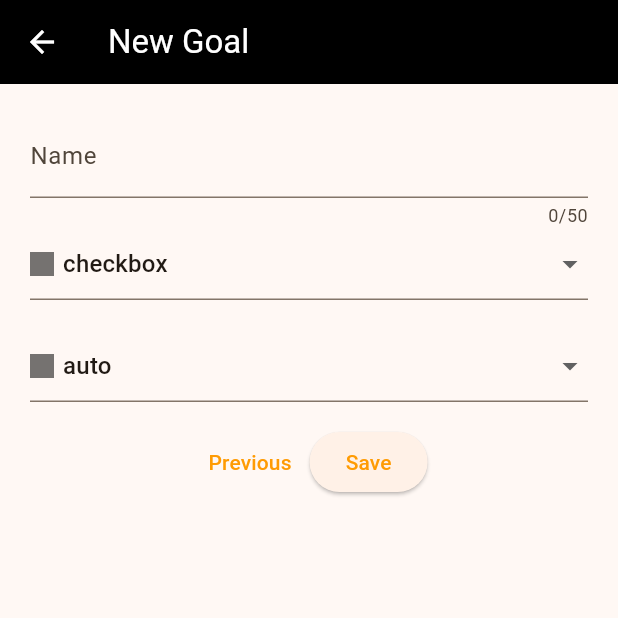
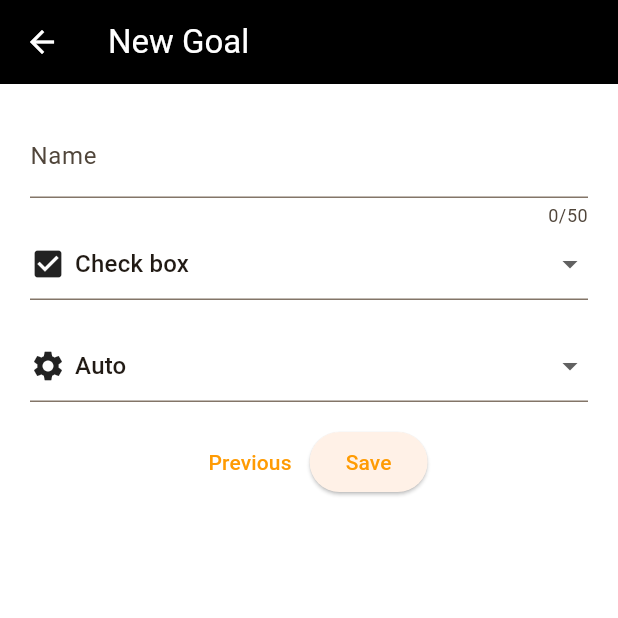
Before and after one commit to willdrury/YouBetter, a Flutter app: the NewChallengeScreen screen opened directly, after a tap on the "add" icon, on a phone screen of 412 x 824 dp, the top half of it. Run offline on Flutter 3.47's test engine with Material 3 defaults, Android fonts, the phone set to English and light mode, and no system bars; our stand-ins replace cloud_firestore, firebase_auth, firebase_core, firebase_storage, flutter_riverpod, google_fonts; missing offline and left inert: flutter_floating_bottom_bar; accounts and stored records are empty.

Commit message:
lots of ui changes

```diff
--- a/lib/main.dart
+++ b/lib/main.dart
@@ -11,6 +11,7 @@ import 'firebase_options.dart';
 
 final kColorScheme = ColorScheme.fromSeed(seedColor: const Color(0xFFFF9B03)).copyWith(
   primary: const Color(0xFFFF9B03),
+  surface: Colors.white,
 );
 final kColorSchemeDark = ColorScheme.fromSeed(seedColor: const Color(0xffFFBD03), brightness: Brightness.dark);
 
--- a/lib/models/goal.dart
+++ b/lib/models/goal.dart
@@ -1,4 +1,4 @@
-
+import 'package:flutter/material.dart';
 import 'package:you_better/models/user.dart';
 
 enum GoalType {
@@ -7,10 +7,43 @@ enum GoalType {
   maxTime,
 }
 
+IconData getGoalTypeIcon(GoalType type) {
+  switch (type) {
+    case GoalType.checkbox :
+      return Icons.check_box;
+    case GoalType.minTime :
+      return Icons.arrow_upward;
+    case GoalType.maxTime :
+      return Icons.arrow_downward;
+  }
+}
+
+String getGoalTypeLabel(GoalType type) {
+  switch (type) {
+    case GoalType.checkbox :
+      return 'Check box';
+    case GoalType.minTime :
+      return 'Build new habit';
+    case GoalType.maxTime :
+      return 'Limit bad habit';
+  }
+}
+
 enum ReportingType {
   self,
   partner,
   auto,
+}
+
+IconData getReportingTypeIcon(ReportingType type) {
+  switch (type) {
+    case ReportingType.self :
+      return Icons.person;
+    case ReportingType.partner :
+      return Icons.group;
+    case ReportingType.auto :
+      return Icons.settings;
+  }
 }
 
 class Goal {
@@ -28,4 +61,12 @@ class Goal {
     required this.type,
     required this.reportingType,
   });
+
+  IconData get goalTypeIcon {
+    return getGoalTypeIcon(type);
+  }
+
+  String get goalTypeLabel {
+    return getGoalTypeLabel(type);
+  }
 }
--- a/lib/models/user.dart
+++ b/lib/models/user.dart
@@ -2,9 +2,10 @@ class User {
   final String name;
   final String id;
   final List<User> friends;
+  String? profileImageUrl;
 
   User({
-    required this.name,
+    required this.name, this.profileImageUrl
   })  : id = '1',
         friends = [];
 }
--- a/lib/screens/new_challenge_screen.dart
+++ b/lib/screens/new_challenge_screen.dart
@@ -3,6 +3,7 @@ import 'package:intl/intl.dart';
 import 'package:you_better/models/goal.dart';
 import 'package:you_better/screens/new_goal_screen.dart';
 import 'package:flutter/services.dart';
+import 'package:you_better/screens/select_enforcement_screen.dart';
 import 'package:you_better/widgets/goal_card.dart';
 
 final formatter = DateFormat('EEE, MMM d', 'en_US');
@@ -48,8 +49,13 @@ class _NewChallengeScreenState extends State<NewChallengeScreen> {
   }
 
   void _submitForm(BuildContext context) {
-    if (form.currentState!.validate() && _selectedEndDate != null) {
+    if (form.currentState!.validate() && _selectedEndDate != null && _selectedGoals.isNotEmpty) {
       form.currentState!.save();
+      Navigator.of(context).push(MaterialPageRoute(builder: (ctx) => const SelectEnformcementScreen()));
+    }
+    if (_selectedGoals.isEmpty) {
+      ScaffoldMessenger.of(context).clearSnackBars();
+      ScaffoldMessenger.of(context).showSnackBar(const SnackBar(content: Text('You must have at least one goal to continue')));
     }
   }
 
@@ -143,19 +149,21 @@ class _NewChallengeScreenState extends State<NewChallengeScreen> {
                 ),
               ),
               const SizedBox(height: 20,),
-              Container(
-                height: 300,
+              SizedBox(
+                height: 450,
                 width: double.infinity,
-                padding: const EdgeInsets.all(20),
+                child: SingleChildScrollView(
                   child: Column(
                     mainAxisAlignment: MainAxisAlignment.center,
                     children: [
                       if (_selectedGoals.isNotEmpty)
                         for (Goal goal in _selectedGoals)
-                        Container(
+                          SizedBox(
                             width: double.infinity,
-                          child: GoalCard(goal: goal)
+                              child: GoalCard(goal: goal, onSaveGoal: _addGoal,)
                           ),
+                      if (_selectedGoals.isEmpty)
+                        const SizedBox(height: 20,),
                       ElevatedButton(
                         onPressed: () {
                           _navigateToNewGoalScreen(context);
@@ -163,13 +171,12 @@ class _NewChallengeScreenState extends State<NewChallengeScreen> {
                         child: const Icon(Icons.add),
                       ),
                       if (_selectedGoals.isEmpty)
-                      const SizedBox(height: 20,),
-                    if (_selectedGoals.isEmpty)
                         Text(
                           'Create your first goal to get started!',
                           style: Theme.of(context).textTheme.bodyMedium,
                         ),
                     ]
+                  ),
                 ),
               ),
               const SizedBox(height: 20,),
--- a/lib/screens/new_goal_screen.dart
+++ b/lib/screens/new_goal_screen.dart
@@ -2,9 +2,10 @@ import 'package:flutter/material.dart';
 import 'package:you_better/models/goal.dart';
 
 class NewGoalScreen extends StatefulWidget {
-  NewGoalScreen({super.key, required this.onSaveGoal});
+  NewGoalScreen({super.key, required this.onSaveGoal, this.goal});
 
   void Function(Goal goal) onSaveGoal;
+  Goal? goal;
 
   @override
   State<NewGoalScreen> createState() => _NewGoalScreenState();
@@ -13,9 +14,23 @@ class NewGoalScreen extends StatefulWidget {
 class _NewGoalScreenState extends State<NewGoalScreen> {
   final form = GlobalKey<FormState>();
 
-  GoalType _selectedGoalType = GoalType.checkbox;
-  ReportingType _selectedReportingType = ReportingType.auto;
-  String _enteredName = '';
+  late GoalType _selectedGoalType;
+  late ReportingType _selectedReportingType;
+  late String _enteredName = '';
+
+  @override
+  void initState() {
+    super.initState();
+    _enteredName = widget.goal != null
+        ? widget.goal!.name
+        : '';
+    _selectedGoalType = widget.goal != null
+        ? widget.goal!.type
+        : GoalType.checkbox;
+    _selectedReportingType = widget.goal != null
+        ? widget.goal!.reportingType
+        : ReportingType.auto;
+  }
 
   void _submitForm() {
     if (form.currentState!.validate()) {
@@ -69,15 +84,11 @@ class _NewGoalScreenState extends State<NewGoalScreen> {
                         value: type,
                         child: Row(
                           children: [
-                            Container(
-                              width: 16,
-                              height: 16,
-                              color: Colors.black54,
-                            ),
+                            Icon(getGoalTypeIcon(type)),
                             const SizedBox(
                               width: 6,
                             ),
-                            Text(type.name),
+                            Text(getGoalTypeLabel(type)),
                           ],
                         )),
                 ],
@@ -98,15 +109,11 @@ class _NewGoalScreenState extends State<NewGoalScreen> {
                         value: type,
                         child: Row(
                           children: [
-                            Container(
-                              width: 16,
-                              height: 16,
-                              color: Colors.black54,
-                            ),
+                            Icon(getReportingTypeIcon(type)),
                             const SizedBox(
                               width: 6,
                             ),
-                            Text(type.name),
+                            Text(type.name[0].toUpperCase() + type.name.substring(1)),
                           ],
                         )),
                 ],
@@ -117,6 +124,8 @@ class _NewGoalScreenState extends State<NewGoalScreen> {
                 },
               ),
               const SizedBox(height: 16,),
+              if (_selectedReportingType == ReportingType.partner)
+                const Text('TODO Select partner from your friends'),
               Row(
                 mainAxisAlignment: MainAxisAlignment.center,
                 children: [
--- a/lib/widgets/challenge_card.dart
+++ b/lib/widgets/challenge_card.dart
@@ -31,6 +31,7 @@ class _ChallengeCardState extends State<ChallengeCard> {
         _navigateToChallengeDetails(context, widget.challenge);
       },
       child: Card(
+        color: Colors.white,
         clipBehavior: Clip.antiAlias,
         margin: const EdgeInsets.all(10),
         child: Column(
--- a/lib/widgets/challenge_list.dart
+++ b/lib/widgets/challenge_list.dart
@@ -22,8 +22,7 @@ class _ChallengeListState extends State<ChallengeList> {
 
   @override
   Widget build(BuildContext context) {
-    return Center(
-      child: Column(
+    return Column(
       children: [
         Container(
           color: Theme.of(context).colorScheme.primary,
@@ -44,7 +43,6 @@ class _ChallengeListState extends State<ChallengeList> {
           },
         )
       ],
-      ),
     );
   }
 }
```
Also changed, not shown: lib/models/enforcement.dart (+11 -0 lines), lib/screens/friend_screen.dart (+44 -18 lines), lib/screens/home_page.dart (+11 -3 lines), lib/screens/select_enforcement_screen.dart (added, +64 -0 lines), lib/screens/stats_screen.dart (deleted, +0 -25 lines), lib/widgets/friends_list.dart (added, +47 -0 lines), lib/widgets/goal_card.dart (+53 -9 lines), lib/widgets/profile.dart (+40 -6 lines). Lines whose indentation alone changed are shown as unchanged.
